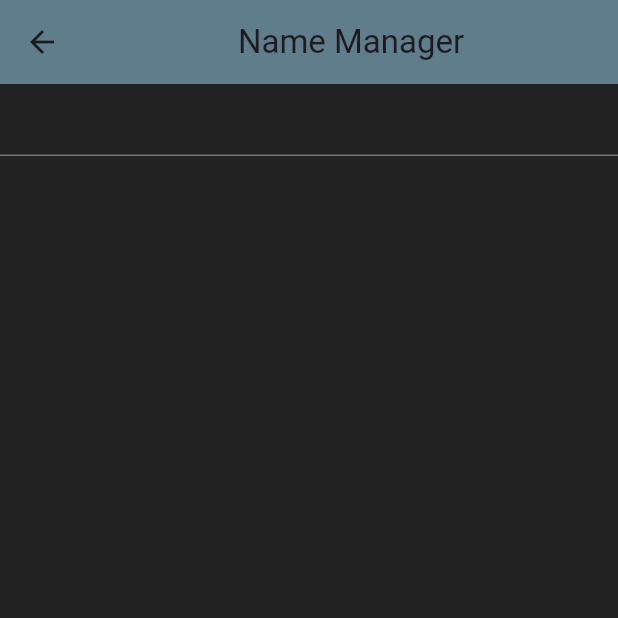
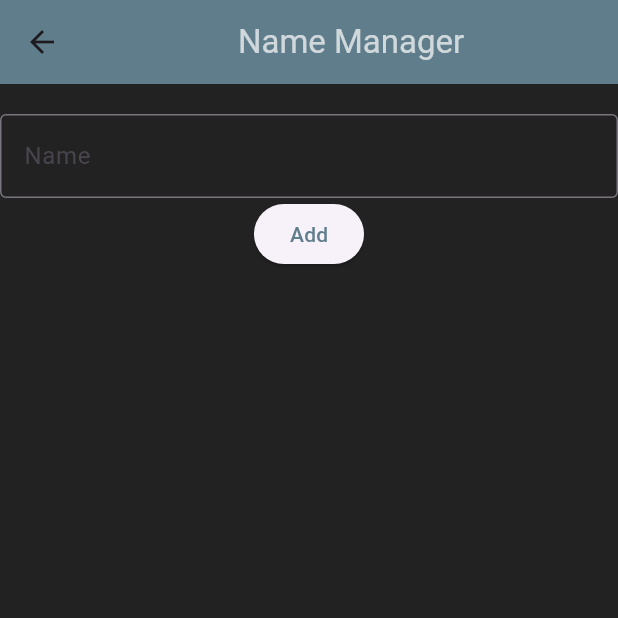
Before and after one commit to tidianecs/NameManager, a Flutter app: the screen it shows after launch, after a tap on an icon or button, on a phone screen of 412 x 824 dp, the top half of it. Run offline on Flutter 3.47's test engine with Material 3 defaults, Android fonts, the phone set to English and light mode, and no system bars.

Commit message:
Done with AddNameScreen + Fix some empty errors

```diff
--- a/lib/layouts/AddNameScreen.dart
+++ b/lib/layouts/AddNameScreen.dart
@@ -1,7 +1,11 @@
 import 'package:flutter/material.dart';
 
+final textColor = TextStyle(
+    color: Colors.white70
+);
+
 class AddNameScreen extends StatelessWidget {
-  const AddNameScreen({super.key});
+  AddNameScreen({super.key});
 
   final TextEditingController controller = TextEditingController();
 
@@ -12,15 +16,38 @@ class AddNameScreen extends StatelessWidget {
           title: Title(color: Colors.white, child: Center(child: Text("Name Manager", style: textColor))),
           backgroundColor: Colors.blueGrey,
         ),
-        body: Column(
+        body: Container(
+          margin: EdgeInsets.only(top: 20),
+          child: Column(
             children: [
               Flexible(
                 flex: 2,
                 child: TextField(
-
+                  controller: controller,
+                  decoration: InputDecoration(
+                    labelText: "Name",
+                    border: OutlineInputBorder()
+                  ),
+                )
+              ),
+              Flexible(
+                flex: 1,
+                child: ElevatedButton(
+                  onPressed: (){
+                    String name = controller.text;
+                    if(name.isEmpty){
+                      ScaffoldMessenger.of(context).clearSnackBars();
+                      ScaffoldMessenger.of(context).showSnackBar(
+                        SnackBar(content: Text("Name Input is empty"))
+                      );
+                    }
+                    Navigator.pop(context, name);
+                  },
+                  child: Text("Add", style: TextStyle(color: Colors.blueGrey))
                 )
               )
             ],
+          ),
         ),
         backgroundColor: Colors.black87,
       );
--- a/lib/layouts/HomeScreen.dart
+++ b/lib/layouts/HomeScreen.dart
@@ -12,14 +12,15 @@ class _HomeScreenState extends State<HomeScreen> {
   List<String> names = [];
 
   Future<void> goToAddName() async{
-    final name = await Navigator.push(
+    String name = await Navigator.push(
       context,
       MaterialPageRoute(
-        builder: (_) => const AddNameScreen()
+        builder: (_) => AddNameScreen()
       )
     );
 
     setState(() {
+      if(name.isEmpty)return;
       print(name);
       names.add(name);
     });
```
Lines whose indentation alone changed are shown as unchanged.
